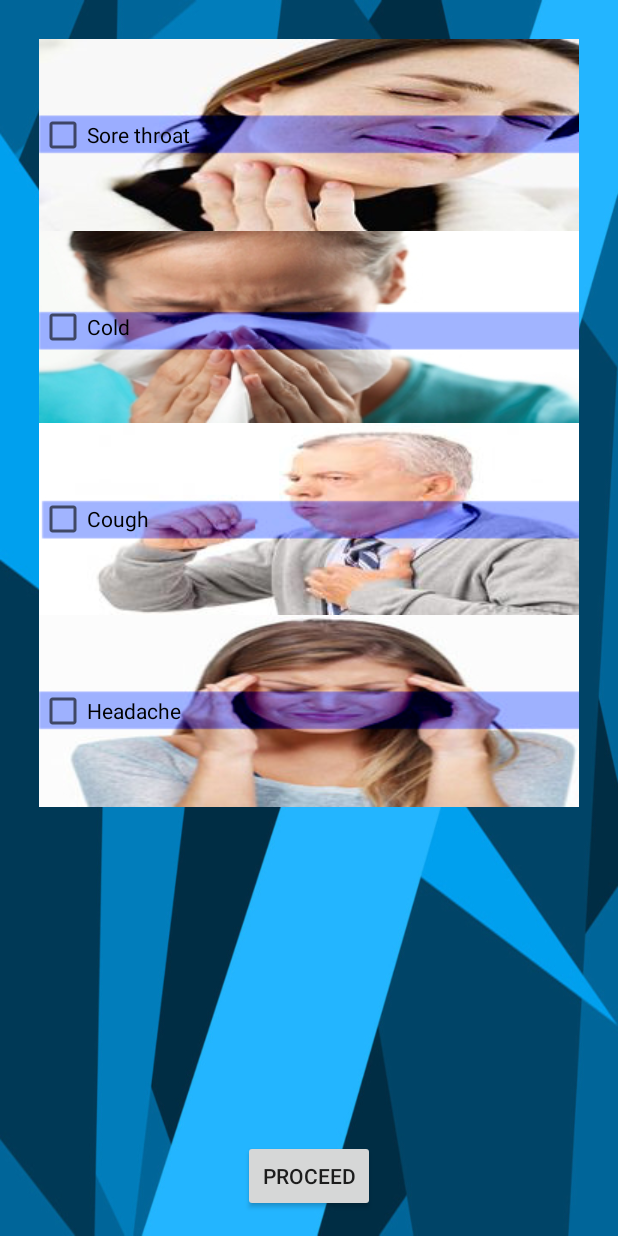
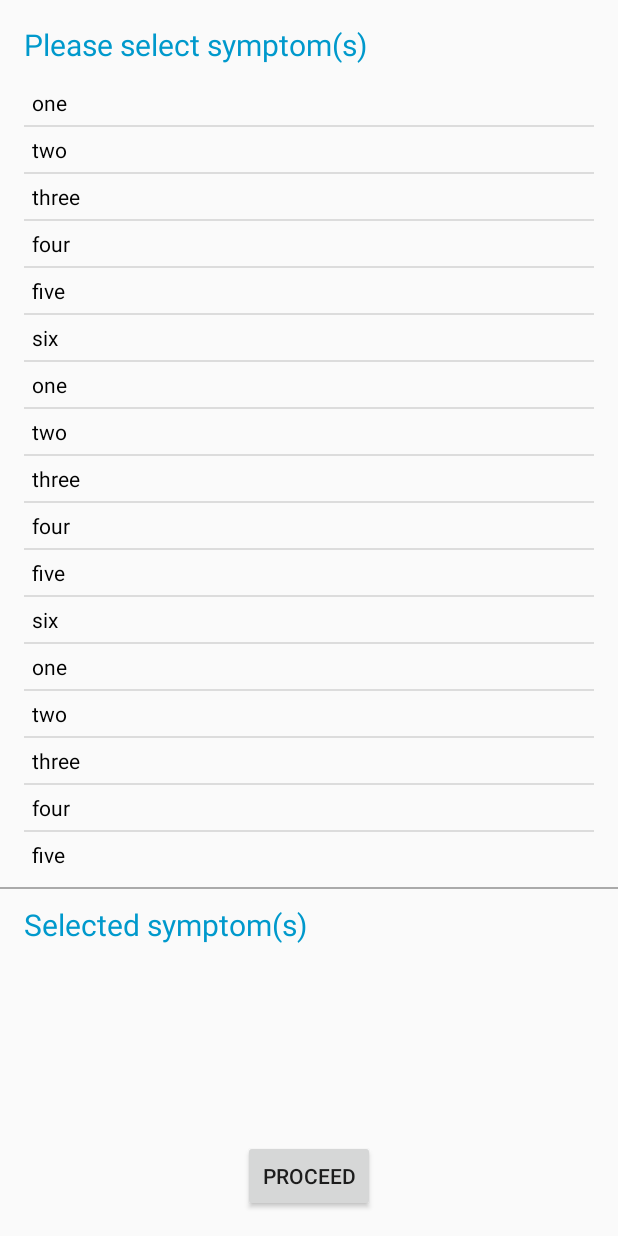
Before and after one commit to mikkuuuu14/NavigationDrawer, an Android app: the ConsultationActivity1 screen opened directly, with no data from a screen before it, on a phone screen of 412 x 824 dp. Run offline under Robolectric (Android 15) with nearby library versions, the phone set to English and light mode, and no system bars.

Commit message:
Added symptoms selection feature

```diff
--- a/app/src/main/java/com/javahelps/navigationdrawer/NavDrawerActivities/ConsultationActivity1.java
+++ b/app/src/main/java/com/javahelps/navigationdrawer/NavDrawerActivities/ConsultationActivity1.java
@@ -5,14 +5,31 @@ import android.content.Intent;
 import android.support.v7.app.AppCompatActivity;
 import android.os.Bundle;
 import android.view.View;
+import android.widget.AdapterView;
 import android.widget.Button;
+import android.widget.ListView;
 
 import com.javahelps.navigationdrawer.R;
+import com.javahelps.navigationdrawer.adapters.CustomListAdapter;
+import com.javahelps.navigationdrawer.adapters.SelectedSymptomsListAdapter;
+import com.javahelps.navigationdrawer.utils.Helper;
+
+import java.util.ArrayList;
+import java.util.List;
 
 public class ConsultationActivity1 extends AppCompatActivity {
 
 
     Button button2;
+
+    private ListView selectedList;
+    private ListView symptomsListView;
+
+    private CustomListAdapter symptomsListAdapter;
+    private SelectedSymptomsListAdapter selectedSymptomsListAdapter;
+
+    private List<String> selectedSymptoms = new ArrayList<String>();
+    private int symptomsCounter = 0;
 
     @Override
     protected void onCreate(Bundle savedInstanceState) {
@@ -27,6 +44,81 @@ public class ConsultationActivity1 extends AppCompatActivity {
 
         button2 = (Button) findViewById(R.id.Proceed);
 
+        selectedList = (ListView) findViewById(R.id.selectedList);
+        symptomsListView = (ListView) findViewById(R.id.selectionList);
+
+        List<String> symptomsList = new ArrayList<String>();
+        symptomsList.add("one");
+        symptomsList.add("two");
+        symptomsList.add("three");
+        symptomsList.add("four");
+        symptomsList.add("five");
+        symptomsList.add("six");
+        symptomsList.add("one");
+        symptomsList.add("two");
+        symptomsList.add("three");
+        symptomsList.add("four");
+        symptomsList.add("five");
+        symptomsList.add("six");
+        symptomsList.add("one");
+        symptomsList.add("two");
+        symptomsList.add("three");
+        symptomsList.add("four");
+        symptomsList.add("five");
+        symptomsList.add("six");
+        symptomsList.add("one");
+        symptomsList.add("two");
+        symptomsList.add("three");
+        symptomsList.add("four");
+        symptomsList.add("five");
+        symptomsList.add("six");
+        symptomsList.add("one");
+        symptomsList.add("two");
+        symptomsList.add("three");
+        symptomsList.add("four");
+        symptomsList.add("five");
+        symptomsList.add("six");
+
+        symptomsListAdapter = new CustomListAdapter(ConsultationActivity1.this, symptomsList);
+
+
+        symptomsListView.setAdapter(symptomsListAdapter);
+        symptomsListView.setOnItemClickListener(new AdapterView.OnItemClickListener() {
+            @Override
+            public void onItemClick(AdapterView<?> parent, View view, int position, long id) {
+                symptomsCounter = symptomsCounter + 1;
+
+                if (symptomsCounter <= 3) {
+                    selectedSymptoms.add(symptomsListAdapter.getItem(position).toString());
+                    selectedSymptomsListAdapter = new SelectedSymptomsListAdapter(ConsultationActivity1.this, selectedSymptoms);
+                    selectedList.setAdapter(selectedSymptomsListAdapter);
+                } else {
+                    Helper.showErrorDialog(context, getString(R.string.error_symptoms_number), getString(R.string.label_ok));
+                }
+
+                if (symptomsCounter > 3) {
+                    symptomsCounter = 3;
+                }
+
+            }
+        });
+
+        selectedList.setOnItemClickListener(new AdapterView.OnItemClickListener() {
+            @Override
+            public void onItemClick(AdapterView<?> parent, View view, int position, long id) {
+
+                symptomsCounter = symptomsCounter - 1;
+
+                selectedSymptoms.remove(position);
+                selectedSymptomsListAdapter = new SelectedSymptomsListAdapter(ConsultationActivity1.this, selectedSymptoms);
+                selectedList.setAdapter(selectedSymptomsListAdapter);
+
+                if (symptomsCounter < 0) {
+                    symptomsCounter = 0;
+                }
+            }
+        });
+
         button2.setOnClickListener(new View.OnClickListener() {
             @Override
             public void onClick(View view) {
--- /dev/null
+++ b/app/src/main/java/com/javahelps/navigationdrawer/adapters/CustomListAdapter.java
@@ -0,0 +1,63 @@
+package com.javahelps.navigationdrawer.adapters;
+
+import android.app.Activity;
+import android.view.LayoutInflater;
+import android.view.View;
+import android.view.ViewGroup;
+import android.widget.BaseAdapter;
+import android.widget.TextView;
+
+import com.javahelps.navigationdrawer.R;
+
+import java.util.List;
+
+/**
+ * Created by Angelhia on 29/8/2016.
+ */
+public class CustomListAdapter extends BaseAdapter {
+
+    private List<String> list;
+    private Activity activity;
+
+    public CustomListAdapter( Activity activity, List<String> list) {
+        this.list = list;
+        this.activity = activity;
+    }
+
+    @Override
+    public int getCount() {
+        return list.size();
+    }
+
+    @Override
+    public Object getItem(int position) {
+        return list.get(position);
+    }
+
+    @Override
+    public long getItemId(int position) {
+        return position;
+    }
+
+    @Override
+    public View getView(final int position, View convertView, ViewGroup parent) {
+        final ViewHolder holder;
+
+        if (convertView == null) {
+            holder = new ViewHolder();
+            convertView = LayoutInflater.from(parent.getContext()).inflate(R.layout.item_custom_list, null);
+            holder.text = (TextView) convertView.findViewById(R.id.itemText);
+            convertView.setTag(holder);
+        } else {
+            holder = (ViewHolder) convertView.getTag();
+        }
+
+        holder.text.setText(list.get(position));
+
+        return convertView;
+    }
+
+    private class ViewHolder {
+        private TextView text;
+    }
+}
--- /dev/null
+++ b/app/src/main/java/com/javahelps/navigationdrawer/adapters/SelectedSymptomsListAdapter.java
@@ -0,0 +1,63 @@
+package com.javahelps.navigationdrawer.adapters;
+
+import android.app.Activity;
+import android.view.LayoutInflater;
+import android.view.View;
+import android.view.ViewGroup;
+import android.widget.BaseAdapter;
+import android.widget.TextView;
+
+import com.javahelps.navigationdrawer.R;
+
+import java.util.List;
+
+/**
+ * Created by Angelhia on 29/8/2016.
+ */
+public class SelectedSymptomsListAdapter extends BaseAdapter {
+
+    private List<String> list;
+    private Activity activity;
+
+    public SelectedSymptomsListAdapter(Activity activity, List<String> list) {
+        this.list = list;
+        this.activity = activity;
+    }
+
+    @Override
+    public int getCount() {
+        return list.size();
+    }
+
+    @Override
+    public Object getItem(int position) {
+        return list.get(position);
+    }
+
+    @Override
+    public long getItemId(int position) {
+        return position;
+    }
+
+    @Override
+    public View getView(final int position, View convertView, ViewGroup parent) {
+        final ViewHolder holder;
+
+        if (convertView == null) {
+            holder = new ViewHolder();
+            convertView = LayoutInflater.from(parent.getContext()).inflate(R.layout.item_selected_symptoms, null);
+            holder.text = (TextView) convertView.findViewById(R.id.itemText);
+            convertView.setTag(holder);
+        } else {
+            holder = (ViewHolder) convertView.getTag();
+        }
+
+        holder.text.setText(list.get(position));
+
+        return convertView;
+    }
+
+    private class ViewHolder {
+        private TextView text;
+    }
+}
--- /dev/null
+++ b/app/src/main/java/com/javahelps/navigationdrawer/utils/Helper.java
@@ -0,0 +1,27 @@
+package com.javahelps.navigationdrawer.utils;
+
+import android.app.AlertDialog;
+import android.content.Context;
+import android.content.DialogInterface;
+
+/**
+ * Created by Angelhia on 29/8/2016.
+ */
+public class Helper {
+
+    public static void showErrorDialog(Context context, String message, String buttonTitle) {
+        AlertDialog.Builder alertDialogBuilder = new AlertDialog.Builder(
+                context);
+        alertDialogBuilder
+                .setMessage(message)
+                .setCancelable(false)
+                .setPositiveButton(buttonTitle, new DialogInterface.OnClickListener() {
+                    public void onClick(DialogInterface dialog, int id) {
+                        dialog.cancel();
+                    }
+                });
+
+        AlertDialog alertDialog = alertDialogBuilder.create();
+        alertDialog.show();
+    }
+}
--- a/app/src/main/res/layout/activity_consultation1.xml
+++ b/app/src/main/res/layout/activity_consultation1.xml
@@ -1,93 +1,74 @@
 <?xml version="1.0" encoding="utf-8"?>
 <RelativeLayout xmlns:android="http://schemas.android.com/apk/res/android"
-xmlns:app="http://schemas.android.com/apk/res-auto"
-xmlns:tools="http://schemas.android.com/tools"
-android:layout_width="match_parent"
-android:layout_height="match_parent"
-android:background="@drawable/blue1"
-android:paddingBottom="@dimen/activity_vertical_margin"
-android:paddingLeft="@dimen/activity_horizontal_margin"
-android:paddingRight="@dimen/activity_horizontal_margin"
-android:paddingTop="@dimen/activity_vertical_margin"
-app:layout_behavior="@string/appbar_scrolling_view_behavior"
+    xmlns:app="http://schemas.android.com/apk/res-auto"
+    xmlns:tools="http://schemas.android.com/tools"
+    android:layout_width="match_parent"
+    android:layout_height="match_parent"
+    android:paddingBottom="@dimen/activity_vertical_margin"
+    android:paddingTop="@dimen/activity_vertical_margin"
+    app:layout_behavior="@string/appbar_scrolling_view_behavior"
     tools:context=".NavDrawerActivities.ConsultationActivity1">
 
+    <TextView
+        android:id="@+id/selectSymptomsTitle"
+        android:layout_width="match_parent"
+        android:layout_height="wrap_content"
+        android:paddingLeft="@dimen/activity_horizontal_margin"
+        android:paddingRight="@dimen/activity_horizontal_margin"
+        android:text="@string/label_select_symptoms"
+        android:textColor="@android:color/holo_blue_dark"
+        android:textSize="20sp" />
 
-    <ScrollView
-        android:layout_width="fill_parent"
-        android:layout_height="fill_parent"
-        android:scrollbars="none"
-        android:layout_weight="1">
+    <ListView
+        android:id="@+id/selectionList"
+        android:layout_width="match_parent"
+        android:layout_height="wrap_content"
+        android:layout_above="@+id/divider"
+        android:layout_below="@+id/selectSymptomsTitle"
+        android:layout_marginTop="10dp"
+        android:paddingLeft="@dimen/activity_horizontal_margin"
+        android:paddingRight="@dimen/activity_horizontal_margin"
+        android:scrollbars="none"></ListView>
 
-        <TableLayout
-            android:id="@+id/tableLayout1"
-            android:layout_width="fill_parent"
-            android:layout_height="fill_parent"
-            android:padding="10dip"
-            android:isScrollContainer="true">
+    <View
+        android:id="@+id/divider"
+        android:layout_width="match_parent"
+        android:layout_height="1dp"
+        android:layout_above="@+id/selectedSymptomsTitle"
+        android:layout_marginBottom="10dp"
+        android:layout_marginTop="10dp"
+        android:background="@android:color/darker_gray" />
 
-            <TableRow
-                android:id="@+id/tableRow1"
-                android:layout_width="wrap_content"
-                android:layout_height="wrap_content">
+    <TextView
+        android:id="@+id/selectedSymptomsTitle"
+        android:layout_width="match_parent"
+        android:layout_height="wrap_content"
+        android:layout_above="@+id/selectedList"
+        android:paddingLeft="@dimen/activity_horizontal_margin"
+        android:paddingRight="@dimen/activity_horizontal_margin"
+        android:text="@string/label_selected_symptoms"
+        android:textColor="@android:color/holo_blue_dark"
+        android:textSize="20sp" />
 
-                <CheckBox
-                    android:layout_width="wrap_content"
-                    android:layout_height="wrap_content"
-                    android:text="Sore throat"
-                    android:id="@+id/checkBox"
-                    android:background="@drawable/sorethroat"
-                    android:checked="false" />
-            </TableRow>
-            <TableRow
-                android:id="@+id/tableRow2"
-                android:layout_width="wrap_content"
-                android:layout_height="wrap_content">
-                <CheckBox
-                    android:layout_width="wrap_content"
-                    android:layout_height="wrap_content"
-                    android:text="Cold"
-                    android:id="@+id/checkBox2"
-                    android:background="@drawable/cold"
-                    android:checked="false" />
 
-            </TableRow>
-            <TableRow
-                android:id="@+id/tableRow3"
-                android:layout_width="wrap_content"
-                android:layout_height="wrap_content">
-                <CheckBox
-                    android:layout_width="wrap_content"
-                    android:layout_height="wrap_content"
-                    android:text="Cough"
-                    android:id="@+id/checkBox3"
-                    android:background="@drawable/cough"
-                    android:checked="false" />
+    <ListView
+        android:id="@+id/selectedList"
+        android:layout_width="match_parent"
+        android:layout_height="120dp"
+        android:layout_above="@+id/Proceed"
+        android:layout_marginTop="10dp"
+        android:paddingLeft="@dimen/activity_horizontal_margin"
+        android:paddingRight="@dimen/activity_horizontal_margin"
+        android:scrollbars="none"></ListView>
 
-            </TableRow>
-            <TableRow
-                android:id="@+id/tableRow4"
-                android:layout_width="wrap_content"
-                android:layout_height="wrap_content">
-                <CheckBox
-                    android:layout_width="wrap_content"
-                    android:layout_height="wrap_content"
-                    android:text="Headache"
-                    android:id="@+id/checkBox4"
-                    android:background="@drawable/headache"
-                    android:checked="false" />
-
-            </TableRow>
-        </TableLayout>
-    </ScrollView>
 
     <Button
+        android:id="@+id/Proceed"
         android:layout_width="wrap_content"
         android:layout_height="wrap_content"
-        android:text="Proceed"
-        android:id="@+id/Proceed"
         android:layout_alignParentBottom="true"
-        android:layout_centerHorizontal="true" />
+        android:layout_centerHorizontal="true"
+        android:text="Proceed" />
 
 
 </RelativeLayout>
--- /dev/null
+++ b/app/src/main/res/layout/item_custom_list.xml
@@ -0,0 +1,16 @@
+<?xml version="1.0" encoding="utf-8"?>
+<LinearLayout xmlns:android="http://schemas.android.com/apk/res/android"
+    android:layout_width="match_parent"
+    android:layout_height="match_parent"
+    android:orientation="horizontal">
+
+    <TextView
+        android:id="@+id/itemText"
+        android:layout_width="match_parent"
+        android:layout_height="wrap_content"
+        android:textSize="14sp"
+        android:layout_margin="5dp"
+        android:textColor="@android:color/black" />
+
+
+</LinearLayout>
--- /dev/null
+++ b/app/src/main/res/layout/item_selected_symptoms.xml
@@ -0,0 +1,27 @@
+<?xml version="1.0" encoding="utf-8"?>
+<LinearLayout xmlns:android="http://schemas.android.com/apk/res/android"
+    android:layout_width="wrap_content"
+    android:layout_height="match_parent"
+    android:weightSum="3"
+    android:background="@android:color/darker_gray"
+    android:orientation="horizontal">
+
+    <TextView
+        android:id="@+id/itemText"
+        android:layout_width="0dp"
+        android:layout_weight="2"
+        android:layout_height="wrap_content"
+        android:layout_margin="5dp"
+        android:textColor="@android:color/black"
+        android:textSize="14sp" />
+
+   <ImageView
+       android:layout_width="0dp"
+       android:layout_weight="1"
+       android:layout_marginRight="5dp"
+       android:layout_height="wrap_content"
+       android:scaleType="fitEnd"
+       android:src="@android:drawable/ic_input_delete"/>
+
+
+</LinearLayout>
--- a/app/src/main/res/values/strings.xml
+++ b/app/src/main/res/values/strings.xml
@@ -8,4 +8,9 @@
 
     <!-- TODO: Remove or change this placeholder text -->
     <string name="hello_blank_fragment">Hello blank fragment</string>
+
+    <string name="label_select_symptoms">Please select symptom(s)</string>
+    <string name="label_selected_symptoms">Selected symptom(s)</string>
+    <string name="error_symptoms_number">You can only select up to 3 symptoms</string>
+    <string name="label_ok">OK</string>
 </resources>
```
